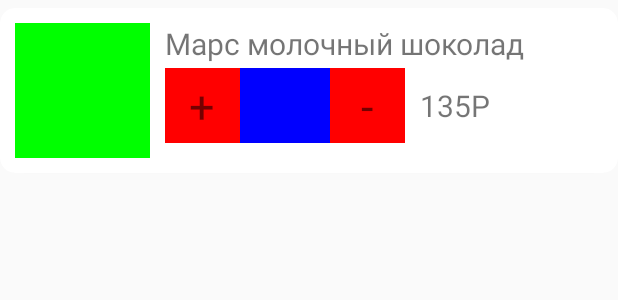
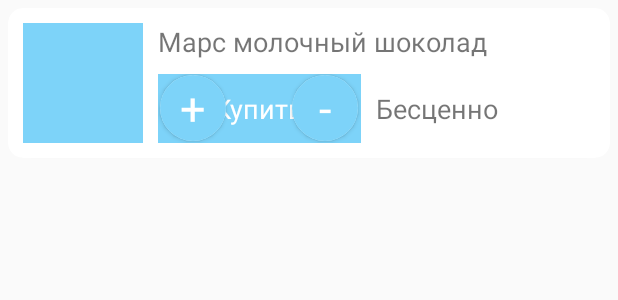
Before and after one commit to prohladenn/TShop, an Android app: the layout product_item.xml on its own in the app's theme, with its tools: preview values and no code run, on a phone screen of 412 x 824 dp. Shown: the top 300 px of the screen. Run offline under Robolectric (Android 15) with nearby library versions, the phone set to English and light mode, and no system bars.

Commit message:
New structure

```diff
--- a/app/src/main/java/com/example/tshop/t_shop/HelpActivity.java
+++ b/app/src/main/java/com/example/tshop/t_shop/Help/HelpActivity.java
@@ -1,4 +1,4 @@
-package com.example.tshop.t_shop;
+package com.example.tshop.t_shop.Help;
 
 import android.content.Intent;
 import android.os.Bundle;
@@ -10,6 +10,8 @@ import android.widget.FrameLayout;
 import android.widget.ImageView;
 import android.widget.TextView;
 import android.widget.Toast;
+
+import com.example.tshop.t_shop.R;
 
 public class HelpActivity extends AppCompatActivity {
 
--- a/app/src/main/java/com/example/tshop/t_shop/HelpDescriptionActivity.java
+++ b/app/src/main/java/com/example/tshop/t_shop/Help/HelpDescriptionActivity.java
@@ -1,4 +1,4 @@
-package com.example.tshop.t_shop;
+package com.example.tshop.t_shop.Help;
 
 import android.content.Intent;
 import android.os.Bundle;
@@ -6,6 +6,8 @@ import android.support.v7.app.AppCompatActivity;
 import android.view.View;
 import android.widget.EditText;
 import android.widget.ImageView;
+
+import com.example.tshop.t_shop.R;
 
 public class HelpDescriptionActivity extends AppCompatActivity {
 
--- a/app/src/main/res/layout/product_item.xml
+++ b/app/src/main/res/layout/product_item.xml
@@ -4,7 +4,10 @@
     xmlns:app="http://schemas.android.com/apk/res-auto"
     android:layout_width="match_parent"
     android:layout_height="wrap_content"
+    android:layout_marginLeft="5dp"
     android:layout_marginTop="5dp"
+    android:layout_marginRight="5dp"
+    android:padding="5dp"
     app:cardCornerRadius="10dp">
 
     <android.support.constraint.ConstraintLayout
@@ -13,10 +16,10 @@
 
         <ImageView
             android:id="@+id/product_item_image_photo"
-            android:layout_width="90dp"
-            android:layout_height="90dp"
+            android:layout_width="80dp"
+            android:layout_height="80dp"
             android:layout_margin="10dp"
-            android:background="#0F0"
+            android:background="@color/colorPrimary"
             android:contentDescription="Photo"
 
             app:layout_constraintBottom_toBottomOf="parent"
@@ -29,81 +32,96 @@
             android:layout_height="wrap_content"
             android:layout_margin="10dp"
             android:text="Марс молочный шоколад"
-            android:textSize="20sp"
+            android:textSize="18sp"
 
             app:layout_constraintLeft_toRightOf="@+id/product_item_image_photo"
-
             app:layout_constraintTop_toTopOf="parent" />
 
         <FrameLayout
             android:id="@+id/product_item_frame_buttons"
-            android:layout_width="160dp"
-            android:layout_height="50dp"
+            android:layout_width="135dp"
+            android:layout_height="46dp"
             android:layout_margin="10dp"
-            android:background="#0F0"
 
-            app:layout_constraintBottom_toBottomOf="@+id/product_item_image_photo"
+            app:layout_constraintBottom_toBottomOf="parent"
             app:layout_constraintLeft_toRightOf="@+id/product_item_image_photo">
 
             <FrameLayout
                 android:id="@+id/product_item_button_buy"
                 android:layout_width="match_parent"
                 android:layout_height="match_parent"
-                android:background="#00F" />
+                android:layout_gravity="center"
+                android:background="@color/colorPrimary">
+
+                <TextView
+                    android:layout_width="wrap_content"
+                    android:layout_height="wrap_content"
+                    android:layout_gravity="center"
+                    android:text="Купить"
+                    android:textColor="@color/colorAccent"
+                    android:textSize="18sp" />
+
+            </FrameLayout>
 
             <LinearLayout
                 android:id="@+id/product_item_linear_buttons"
                 android:layout_width="match_parent"
-                android:layout_height="match_parent">
+                android:layout_height="match_parent"
+                android:gravity="center">
 
-                <FrameLayout
+                <android.support.v7.widget.CardView
                     android:id="@+id/product_item_button_add"
-                    android:layout_width="50dp"
-                    android:layout_height="50dp"
-                    android:background="#F00">
+                    android:layout_width="44dp"
+                    android:layout_height="44dp"
+                    app:cardCornerRadius="22dp">
 
                     <TextView
                         android:layout_width="match_parent"
                         android:layout_height="match_parent"
+                        android:background="@color/colorPrimary"
                         android:gravity="center"
                         android:text="+"
+                        android:textColor="@color/colorAccent"
                         android:textSize="30sp" />
 
-                </FrameLayout>
+                </android.support.v7.widget.CardView>
 
                 <TextView
                     android:id="@+id/product_item_text_count"
-                    android:layout_width="60dp"
-                    android:layout_height="50dp"
+                    android:layout_width="44dp"
+                    android:layout_height="44dp"
                     android:gravity="center"
                     android:inputType="number"
-                    android:textSize="20sp" />
+                    android:textSize="18sp" />
 
-                <FrameLayout
+                <android.support.v7.widget.CardView
                     android:id="@+id/product_item_button_delete"
-                    android:layout_width="50dp"
-                    android:layout_height="50dp"
-                    android:background="#F00">
+                    android:layout_width="44dp"
+                    android:layout_height="44dp"
+                    app:cardCornerRadius="22dp">
 
                     <TextView
                         android:layout_width="match_parent"
                         android:layout_height="match_parent"
+                        android:background="@color/colorPrimary"
                         android:gravity="center"
                         android:text="-"
+                        android:textColor="@color/colorAccent"
                         android:textSize="30sp" />
 
-                </FrameLayout>
+                </android.support.v7.widget.CardView>
 
             </LinearLayout>
 
         </FrameLayout>
 
         <TextView
+            android:id="@+id/product_item_text_price"
             android:layout_width="wrap_content"
             android:layout_height="wrap_content"
             android:layout_margin="10dp"
-            android:text="135Р"
-            android:textSize="20sp"
+            android:text="Бесценно"
+            android:textSize="18sp"
 
             app:layout_constraintBottom_toBottomOf="@+id/product_item_frame_buttons"
             app:layout_constraintStart_toEndOf="@id/product_item_frame_buttons"
--- a/app/src/main/res/values/styles.xml
+++ b/app/src/main/res/values/styles.xml
@@ -12,5 +12,4 @@
         <item name="windowActionBar">false</item>
         <item name="windowNoTitle">true</item>
     </style>
-
 </resources>
```
Also changed, not shown: app/src/main/AndroidManifest.xml (+4 -4 lines), app/src/main/java/com/example/tshop/t_shop/Basket/BasketActivity.java (added, +45 -0 lines), app/src/main/java/com/example/tshop/t_shop/Basket/BasketAdapter.java (renamed from app/src/main/java/com/example/tshop/t_shop/ProductAdapter.java, +40 -21 lines), app/src/main/java/com/example/tshop/t_shop/ListItemActivity.java (deleted, +0 -78 lines), app/src/main/java/com/example/tshop/t_shop/MainActivity.java (deleted, +0 -13 lines), app/src/main/java/com/example/tshop/t_shop/Product/Product.java (renamed from app/src/main/java/com/example/tshop/t_shop/Product.java, +13 -2 lines), app/src/main/java/com/example/tshop/t_shop/Product/ProductAdapter.java (added, +144 -0 lines), app/src/main/java/com/example/tshop/t_shop/Product/ProductsActivity.java (added, +100 -0 lines), app/src/main/res/layout/activity_basket.xml (added, +87 -0 lines), app/src/main/res/layout/activity_list_item.xml (deleted, +0 -24 lines), app/src/main/res/layout/activity_products.xml (added, +96 -0 lines).
